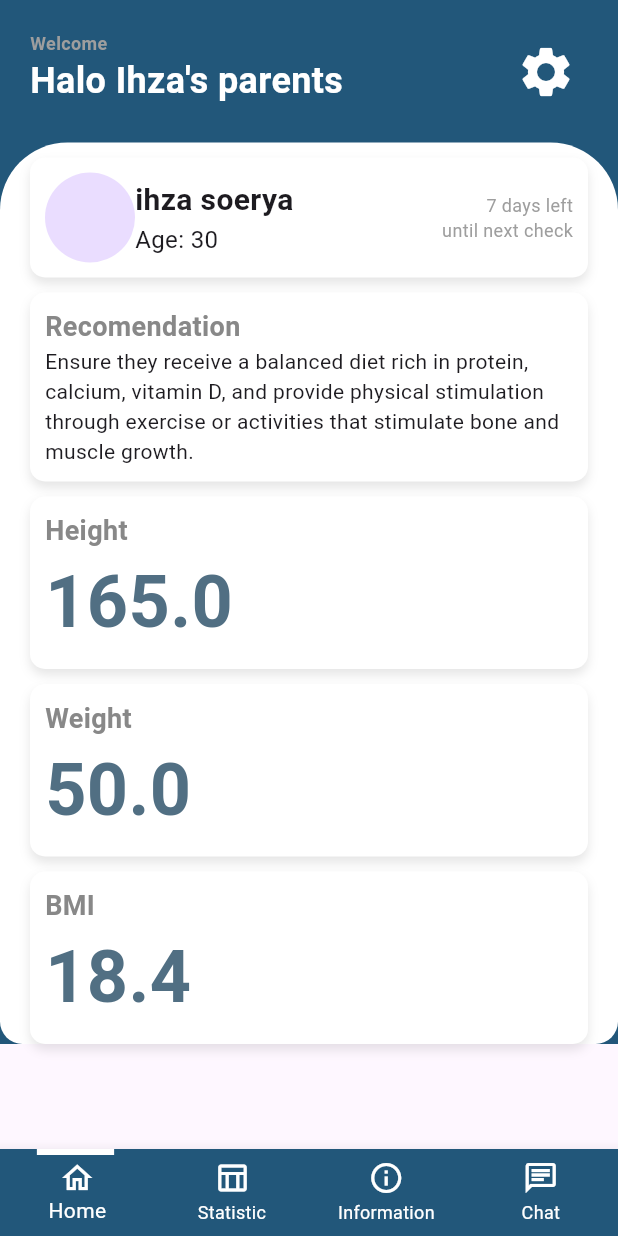
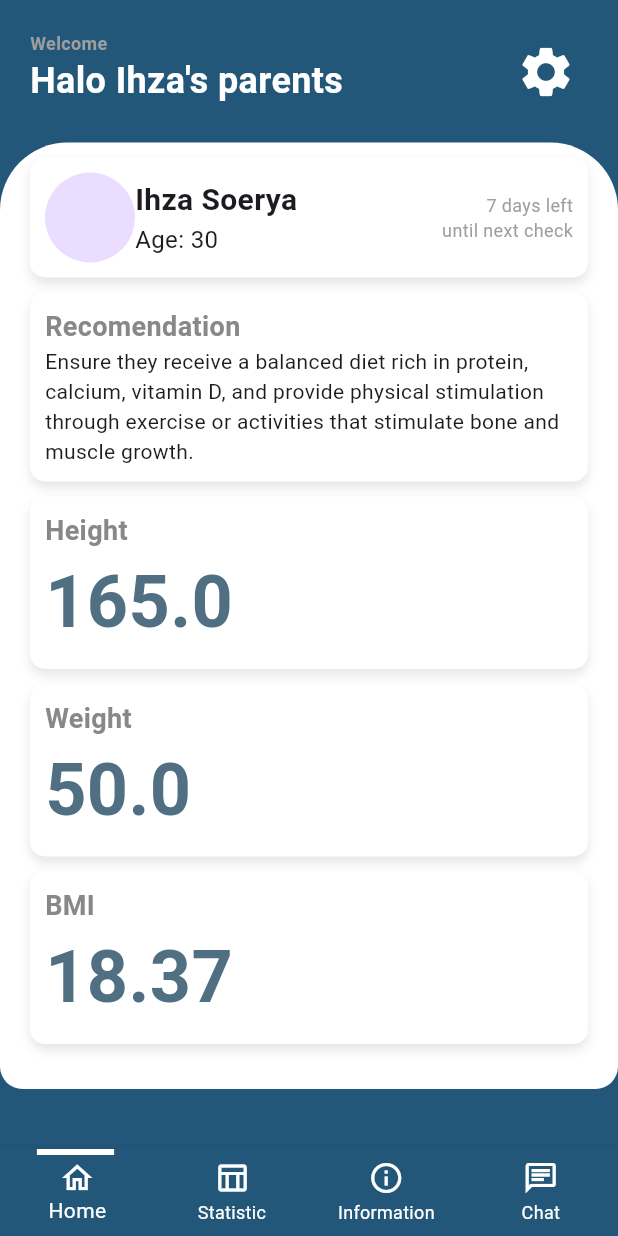
Before and after one commit to izasoerya/stun_sync, a Flutter app: the screen it shows after launch, on a phone screen of 412 x 824 dp. Run offline on Flutter 3.47's test engine with Material 3 defaults, Android fonts, the phone set to English and light mode, and no system bars; our stand-ins replace flutter_riverpod, go_router, riverpod, syncfusion_flutter_charts.

Commit message:
refactor: Update import paths for logo_list.dart

```diff
--- a/lib/components/atom/logo_container.dart
+++ b/lib/components/atom/logo_container.dart
@@ -1,5 +1,5 @@
 import 'package:flutter/material.dart';
-import 'package:stun_sync/database/models/logo_list.dart';
+import 'package:stun_sync/models/logo_list.dart';
 
 class LogoContainer extends StatelessWidget {
   const LogoContainer({super.key, required this.text, required this.logo});
--- a/lib/components/organism/recomendation_tab_statistic.dart
+++ b/lib/components/organism/recomendation_tab_statistic.dart
@@ -2,7 +2,7 @@ import 'package:flutter/material.dart';
 import 'package:stun_sync/components/atom/content_container.dart';
 import 'package:stun_sync/components/atom/logo_container.dart';
 import 'package:stun_sync/components/atom/title_container.dart';
-import 'package:stun_sync/database/models/logo_list.dart';
+import 'package:stun_sync/models/logo_list.dart';
 
 class RecommendationTab extends StatelessWidget {
   const RecommendationTab({super.key});
--- a/lib/database/models/user_profile.dart
+++ b/lib/models/user_profile.dart
@@ -3,7 +3,7 @@ class UserProfile {
   final int age;
   final double height;
   final double weight;
-  double get bmi => weight / (height * height);
+  double get bmi => weight / (height * height / 10000);
 
   const UserProfile({
     required this.name,
--- a/lib/screen/home.dart
+++ b/lib/screen/home.dart
@@ -1,21 +1,19 @@
 import 'package:flutter/material.dart';
+import 'package:flutter_riverpod/flutter_riverpod.dart';
 import 'package:stun_sync/components/atom/Background_body.dart';
 import 'package:stun_sync/components/atom/title_container.dart';
 import 'package:stun_sync/components/atom/value_container.dart';
 import 'package:stun_sync/components/atom/content_container.dart';
 import 'package:stun_sync/components/atom/top_of_bar.dart';
+import 'package:stun_sync/service/user_profile_data.dart';
 
-String nama = "ihza soerya";
-double height = 165;
-double weight = 50;
-double bmi = 18.4;
-
-class HomePage extends StatelessWidget {
+class HomePage extends ConsumerWidget {
   const HomePage({super.key});
 
   @override
-  Widget build(BuildContext context) {
+  Widget build(BuildContext context, WidgetRef ref) {
     return Container(
+      height: MediaQuery.of(context).size.height,
       color: Color(0xFF22577A),
       child: SingleChildScrollView(
         child: Column(
@@ -36,7 +34,7 @@ class HomePage extends StatelessWidget {
                           crossAxisAlignment: CrossAxisAlignment.start,
                           children: [
                             Text(
-                              '$nama',
+                              ref.watch(userProfile).name,
                               style: TextStyle(
                                 fontSize: 20,
                                 fontWeight: FontWeight.bold,
@@ -99,7 +97,10 @@ class HomePage extends StatelessWidget {
                           width: MediaQuery.of(context).size.width,
                           alignment: Alignment.topLeft,
                           child: Column(
-                            children: [ValueContainer(value: "$height")],
+                            children: [
+                              ValueContainer(
+                                  value: '${ref.watch(userProfile).height}')
+                            ],
                           ),
                         ),
                       ],
@@ -116,7 +117,10 @@ class HomePage extends StatelessWidget {
                           width: MediaQuery.of(context).size.width,
                           alignment: Alignment.topLeft,
                           child: Column(
-                            children: [ValueContainer(value: "$weight")],
+                            children: [
+                              ValueContainer(
+                                  value: '${ref.watch(userProfile).weight}')
+                            ],
                           ),
                         ),
                       ],
@@ -133,12 +137,17 @@ class HomePage extends StatelessWidget {
                           width: MediaQuery.of(context).size.width,
                           alignment: Alignment.topLeft,
                           child: Column(
-                            children: [ValueContainer(value: "$bmi")],
+                            children: [
+                              ValueContainer(
+                                  value:
+                                      '${ref.watch(userProfile).bmi.toStringAsFixed(2)}'),
+                            ],
                           ),
                         ),
                       ],
                     ),
-                  )
+                  ),
+                  Padding(padding: EdgeInsets.only(bottom: 30))
                 ],
               ),
             ),
--- /dev/null
+++ b/lib/service/user_profile_data.dart
@@ -0,0 +1,18 @@
+import 'package:riverpod/riverpod.dart';
+import 'package:stun_sync/models/user_profile.dart';
+
+class UserProfileData extends StateNotifier<UserProfile> {
+  UserProfileData(super.state);
+
+  void setUser(UserProfile user) {
+    state = user;
+  }
+}
+
+final userProfile = StateNotifierProvider<UserProfileData, UserProfile>(
+    (ref) => UserProfileData(const UserProfile(
+          name: 'Ihza Soerya',
+          height: 165,
+          weight: 50,
+          age: 30,
+        )));
```
Also changed, not shown: lib/models/logo_list.dart (renamed from lib/database/models/logo_list.dart).
